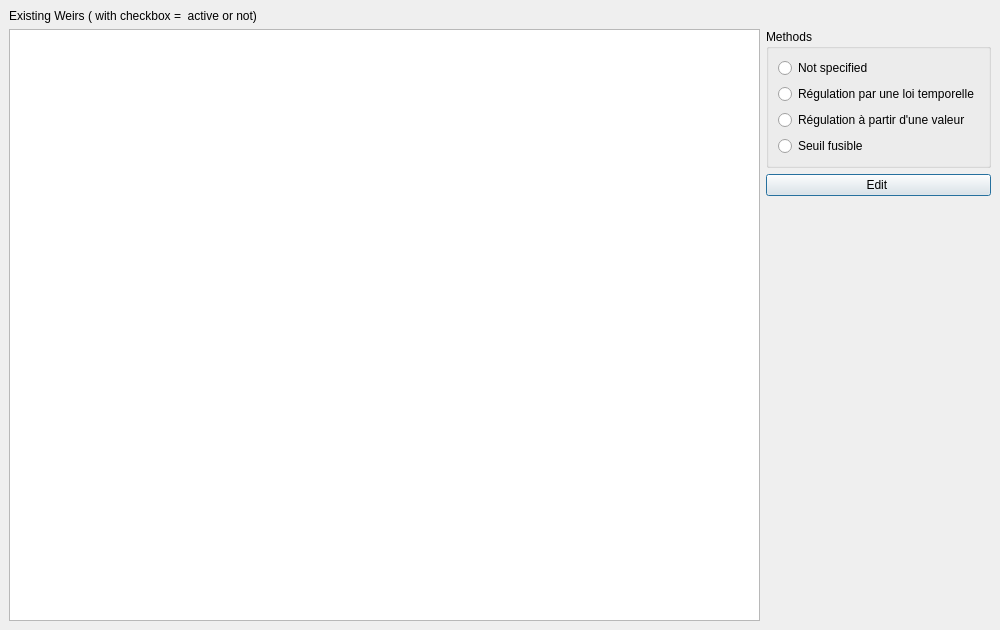
Above: ui/structures/ui_mobil_object.ui from Artelia/Mascaret before the change. Below: the same form after it.
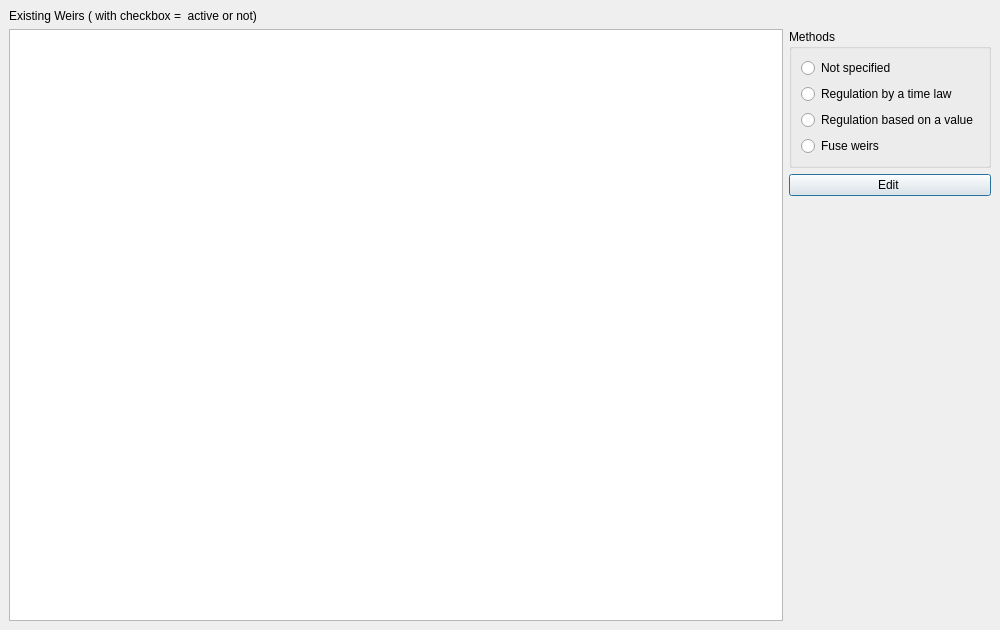
That is the form after the change.

```diff
--- a/ui/structures/ui_mobil_object.ui
+++ b/ui/structures/ui_mobil_object.ui
@@ -63,21 +63,21 @@
               <item>
                <widget class="QRadioButton" name="rb_met_1">
                 <property name="text">
-                 <string>Régulation par une loi temporelle</string>
+                 <string>Regulation by a time law</string>
                 </property>
                </widget>
               </item>
               <item>
                <widget class="QRadioButton" name="rb_met_2">
                 <property name="text">
-                 <string>Régulation à partir d'une valeur</string>
+                 <string>Regulation based on a value</string>
                 </property>
                </widget>
               </item>
               <item>
                <widget class="QRadioButton" name="rb_met_3">
                 <property name="text">
-                 <string>Seuil fusible</string>
+                 <string>Fuse weirs</string>
                 </property>
                </widget>
               </item>
```
